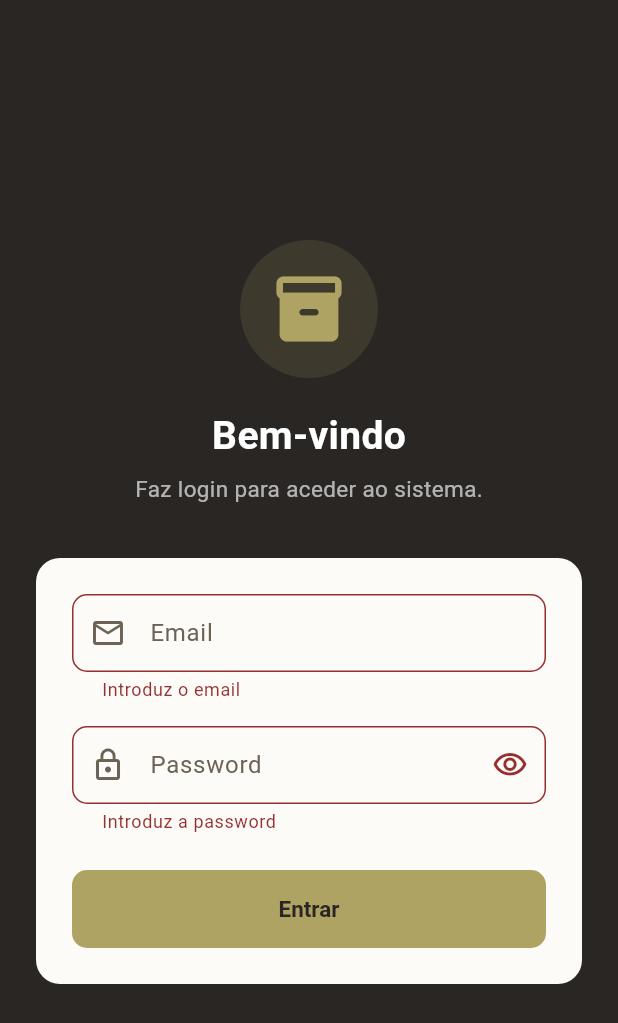
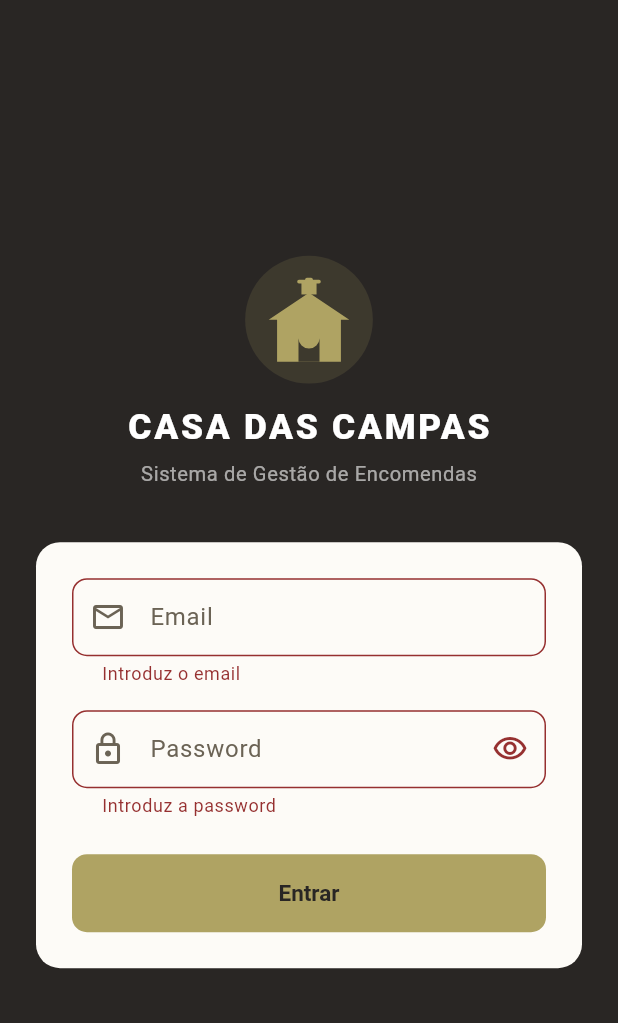
Before and after one commit to davidmcosta/crm-backend, a Flutter app: the screen it shows after launch, after a tap on "Entrar", on a phone screen of 412 x 824 dp. Shown: the top 1023 px of the screen. Run offline on Flutter 3.47's test engine with Material 3 defaults, Android fonts, the phone set to English and light mode, and no system bars; our stand-ins replace dio, flutter_riverpod, flutter_secure_storage, go_router, image_picker; network calls fail.

Commit message:
Added banch name and logos

```diff
--- a/flutter_app/lib/features/auth/screens/login_screen.dart
+++ b/flutter_app/lib/features/auth/screens/login_screen.dart
@@ -3,6 +3,7 @@ import 'package:flutter_riverpod/flutter_riverpod.dart';
 import 'package:go_router/go_router.dart';
 import '../providers/auth_provider.dart';
 import '../../../core/theme/app_theme.dart';
+import '../../../shared/widgets/brand_logo.dart';
 
 class LoginScreen extends ConsumerStatefulWidget {
   const LoginScreen({super.key});
@@ -52,29 +53,10 @@ class _LoginScreenState extends ConsumerState<LoginScreen> {
                 children: [
                   // ── Cabeçalho ───────────────────────────────────────────────
                   const SizedBox(height: 32),
-                  Container(
-                    padding: const EdgeInsets.all(20),
-                    decoration: BoxDecoration(
-                      color: AppTheme.gold.withOpacity(0.15),
-                      shape: BoxShape.circle,
-                    ),
-                    child: const Icon(Icons.inventory_2_rounded,
-                        size: 52, color: AppTheme.gold),
-                  ),
-                  const SizedBox(height: 20),
-                  const Text(
-                    'Bem-vindo',
-                    style: TextStyle(
-                        color: Colors.white,
-                        fontSize: 26,
-                        fontWeight: FontWeight.bold),
-                  ),
-                  const SizedBox(height: 6),
-                  Text(
-                    'Faz login para aceder ao sistema.',
-                    style: TextStyle(
-                        color: Colors.white.withOpacity(0.65),
-                        fontSize: 15),
+                  const CasaDasCampasLogo(
+                    light: true,
+                    iconSize: 56,
+                    showTagline: true,
                   ),
                   const SizedBox(height: 36),
 
--- a/flutter_app/lib/features/dashboard/dashboard_screen.dart
+++ b/flutter_app/lib/features/dashboard/dashboard_screen.dart
@@ -5,6 +5,7 @@ import '../auth/providers/auth_provider.dart';
 import '../orders/providers/orders_provider.dart';
 import '../customers/providers/customers_provider.dart';
 import '../../shared/widgets/app_drawer.dart';
+import '../../shared/widgets/brand_logo.dart';
 import '../../core/theme/app_theme.dart';
 
 class DashboardScreen extends ConsumerWidget {
@@ -29,7 +30,7 @@ class DashboardScreen extends ConsumerWidget {
           // ── Boas-vindas ────────────────────────────────────────────────────
           Container(
             width: double.infinity,
-            padding: const EdgeInsets.all(20),
+            padding: const EdgeInsets.fromLTRB(20, 22, 20, 20),
             decoration: BoxDecoration(
               gradient: const LinearGradient(
                 colors: [AppTheme.primary, Color(0xFF3D3A35)],
@@ -41,22 +42,9 @@ class DashboardScreen extends ConsumerWidget {
             child: Column(
               crossAxisAlignment: CrossAxisAlignment.start,
               children: [
-                Row(children: [
-                  Container(
-                    padding: const EdgeInsets.all(8),
-                    decoration: BoxDecoration(
-                      color: AppTheme.gold.withOpacity(0.2),
-                      borderRadius: BorderRadius.circular(10),
-                    ),
-                    child: const Icon(Icons.inventory_2_rounded,
-                        color: AppTheme.gold, size: 22),
-                  ),
-                  const SizedBox(width: 10),
-                  Text('Gestão de Encomendas',
-                      style: TextStyle(
-                          color: Colors.white.withOpacity(0.7),
-                          fontSize: 13)),
-                ]),
+                const CasaDasCampasLogoHorizontal(light: true, iconSize: 24),
+                const SizedBox(height: 16),
+                const Divider(color: Colors.white24, height: 1),
                 const SizedBox(height: 14),
                 Text(
                   '$greeting, ${user?.name.split(' ').first ?? ''}!',
--- a/flutter_app/lib/shared/widgets/app_drawer.dart
+++ b/flutter_app/lib/shared/widgets/app_drawer.dart
@@ -3,6 +3,7 @@ import 'package:flutter_riverpod/flutter_riverpod.dart';
 import 'package:go_router/go_router.dart';
 import '../../features/auth/providers/auth_provider.dart';
 import '../../core/theme/app_theme.dart';
+import 'brand_logo.dart';
 
 class AppDrawer extends ConsumerWidget {
   const AppDrawer({super.key});
@@ -25,6 +26,13 @@ class AppDrawer extends ConsumerWidget {
             child: Column(
               crossAxisAlignment: CrossAxisAlignment.start,
               children: [
+                // Logo da empresa
+                const CasaDasCampasLogoHorizontal(light: true, iconSize: 26),
+                const Padding(
+                  padding: EdgeInsets.symmetric(vertical: 14),
+                  child: Divider(color: Colors.white24, height: 1),
+                ),
+
                 CircleAvatar(
                   radius: 28,
                   backgroundColor: AppTheme.gold.withOpacity(0.25),
--- /dev/null
+++ b/flutter_app/lib/shared/widgets/brand_logo.dart
@@ -0,0 +1,197 @@
+import 'package:flutter/material.dart';
+import '../../core/theme/app_theme.dart';
+
+// ── Ícone da igreja (CustomPaint) ─────────────────────────────────────────────
+
+class CasaDasCampasIcon extends StatelessWidget {
+  final double size;
+  final Color color;
+
+  const CasaDasCampasIcon({
+    super.key,
+    this.size = 48,
+    this.color = AppTheme.gold,
+  });
+
+  @override
+  Widget build(BuildContext context) => CustomPaint(
+        size: Size(size, size),
+        painter: _ChurchPainter(color),
+      );
+}
+
+class _ChurchPainter extends CustomPainter {
+  final Color color;
+  _ChurchPainter(this.color);
+
+  @override
+  void paint(Canvas canvas, Size size) {
+    final w = size.width;
+    final h = size.height;
+
+    // saveLayer allows BlendMode.clear para recortar a porta
+    canvas.saveLayer(Offset.zero & size, Paint());
+
+    final fill = Paint()
+      ..color = color
+      ..style = PaintingStyle.fill;
+
+    // ── Corpo principal + telhado ─────────────────────────────────────────────
+    final church = Path()
+      ..moveTo(w * .12, h)         // base esquerda
+      ..lineTo(w * .12, h * .50)   // parede esquerda cima
+      ..lineTo(w * .02, h * .50)   // beirado esquerdo
+      ..lineTo(w * .50, h * .18)   // pico do telhado
+      ..lineTo(w * .98, h * .50)   // beirado direito
+      ..lineTo(w * .88, h * .50)   // parede direita cima
+      ..lineTo(w * .88, h)         // base direita
+      ..close();
+    canvas.drawPath(church, fill);
+
+    // ── Torre / campanário ────────────────────────────────────────────────────
+    canvas.drawRect(
+      Rect.fromLTWH(w * .41, h * .06, w * .18, h * .14),
+      fill,
+    );
+
+    // ── Cruz no topo ──────────────────────────────────────────────────────────
+    // haste vertical
+    canvas.drawRRect(
+      RRect.fromRectAndRadius(
+        Rect.fromLTWH(w * .455, 0, w * .09, h * .10),
+        Radius.circular(w * .02),
+      ),
+      fill,
+    );
+    // travessão horizontal
+    canvas.drawRRect(
+      RRect.fromRectAndRadius(
+        Rect.fromLTWH(w * .36, h * .025, w * .28, h * .045),
+        Radius.circular(w * .02),
+      ),
+      fill,
+    );
+
+    // ── Porta arqueada (recorte) ──────────────────────────────────────────────
+    final door = Path()
+      ..moveTo(w * .375, h)
+      ..lineTo(w * .375, h * .72)
+      ..arcToPoint(
+        Offset(w * .625, h * .72),
+        radius: Radius.circular(w * .125),
+        clockwise: false,
+      )
+      ..lineTo(w * .625, h)
+      ..close();
+
+    canvas.drawPath(
+      door,
+      Paint()
+        ..color = Colors.black
+        ..blendMode = BlendMode.clear
+        ..style = PaintingStyle.fill,
+    );
+
+    canvas.restore();
+  }
+
+  @override
+  bool shouldRepaint(_ChurchPainter old) => old.color != color;
+}
+
+// ── Logo completo (ícone + texto) ─────────────────────────────────────────────
+
+class CasaDasCampasLogo extends StatelessWidget {
+  /// [light] = texto branco sobre fundo escuro  [dark] = texto escuro sobre fundo claro
+  final bool light;
+  final double iconSize;
+  final bool showTagline;
+
+  const CasaDasCampasLogo({
+    super.key,
+    this.light = true,
+    this.iconSize = 52,
+    this.showTagline = false,
+  });
+
+  @override
+  Widget build(BuildContext context) {
+    final textColor = light ? Colors.white : AppTheme.primary;
+
+    return Column(
+      mainAxisSize: MainAxisSize.min,
+      children: [
+        // Ícone com fundo circular subtil
+        Container(
+          padding: EdgeInsets.all(iconSize * .26),
+          decoration: BoxDecoration(
+            color: AppTheme.gold.withOpacity(0.15),
+            shape: BoxShape.circle,
+          ),
+          child: CasaDasCampasIcon(size: iconSize, color: AppTheme.gold),
+        ),
+        SizedBox(height: iconSize * .22),
+
+        // Nome da empresa
+        Text(
+          'CASA DAS CAMPAS',
+          style: TextStyle(
+            color: textColor,
+            fontSize: iconSize * .42,
+            fontWeight: FontWeight.w800,
+            letterSpacing: 1.8,
+          ),
+        ),
+
+        if (showTagline) ...[
+          SizedBox(height: iconSize * .08),
+          Text(
+            'Sistema de Gestão de Encomendas',
+            style: TextStyle(
+              color: light
+                  ? Colors.white.withOpacity(0.60)
+                  : AppTheme.textMuted,
+              fontSize: iconSize * .24,
+              letterSpacing: .4,
+            ),
+          ),
+        ],
+      ],
+    );
+  }
+}
+
+// ── Versão horizontal (ícone + texto lado a lado) ─────────────────────────────
+
+class CasaDasCampasLogoHorizontal extends StatelessWidget {
+  final bool light;
+  final double iconSize;
+
+  const CasaDasCampasLogoHorizontal({
+    super.key,
+    this.light = true,
+    this.iconSize = 28,
+  });
+
+  @override
+  Widget build(BuildContext context) {
+    final textColor = light ? Colors.white : AppTheme.primary;
+
+    return Row(
+      mainAxisSize: MainAxisSize.min,
+      children: [
+        CasaDasCampasIcon(size: iconSize, color: AppTheme.gold),
+        SizedBox(width: iconSize * .35),
+        Text(
+          'CASA DAS CAMPAS',
+          style: TextStyle(
+            color: textColor,
+            fontSize: iconSize * .52,
+            fontWeight: FontWeight.w700,
+            letterSpacing: 1.2,
+          ),
+        ),
+      ],
+    );
+  }
+}
```
Also changed, not shown: 10 other files.
